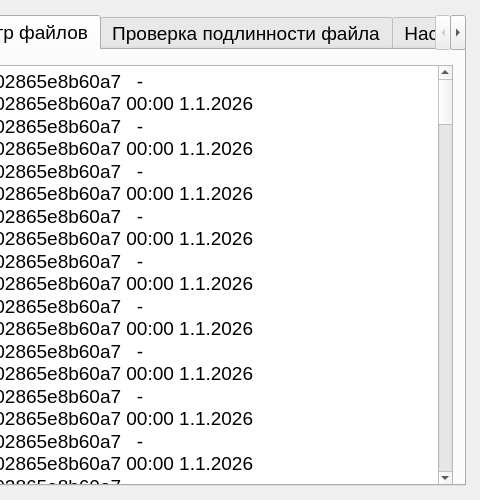
Old version of the form src/ui/main_window.ui in the repository FoKey-Junior/Blockchain; both pictures show x 320 to 800 and y 0 to 500 of the 800 by 500 pixel window.
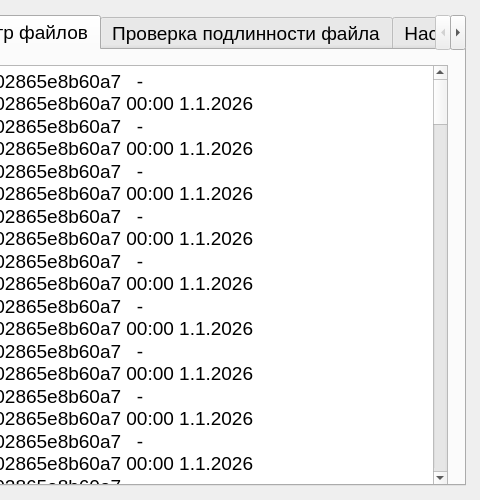
New version of the form. The open tabs and pages were chosen to show the change.

```diff
--- a/src/ui/main_window.ui
+++ b/src/ui/main_window.ui
@@ -327,7 +327,7 @@
           <number>15</number>
          </property>
          <property name="rightMargin">
-          <number>15</number>
+          <number>20</number>
          </property>
          <property name="bottomMargin">
           <number>15</number>
```
Left out of the diff: 2 changed lines with no effect on the pictures.
